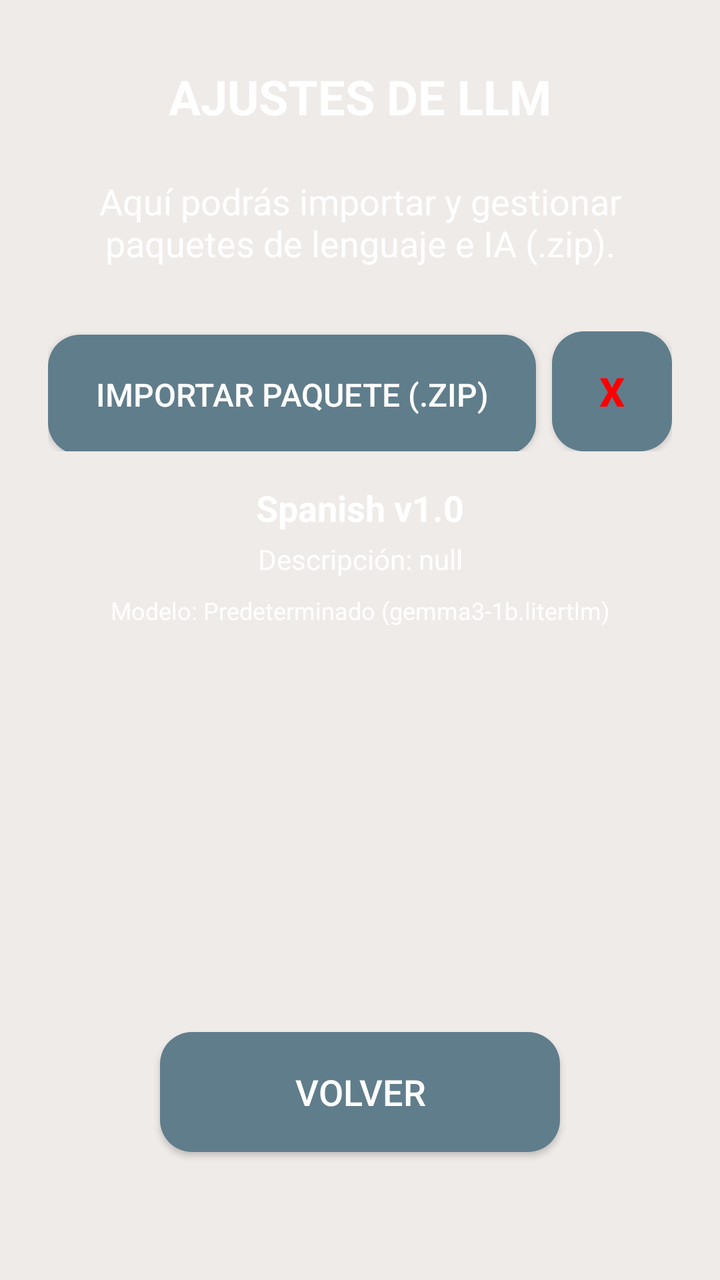
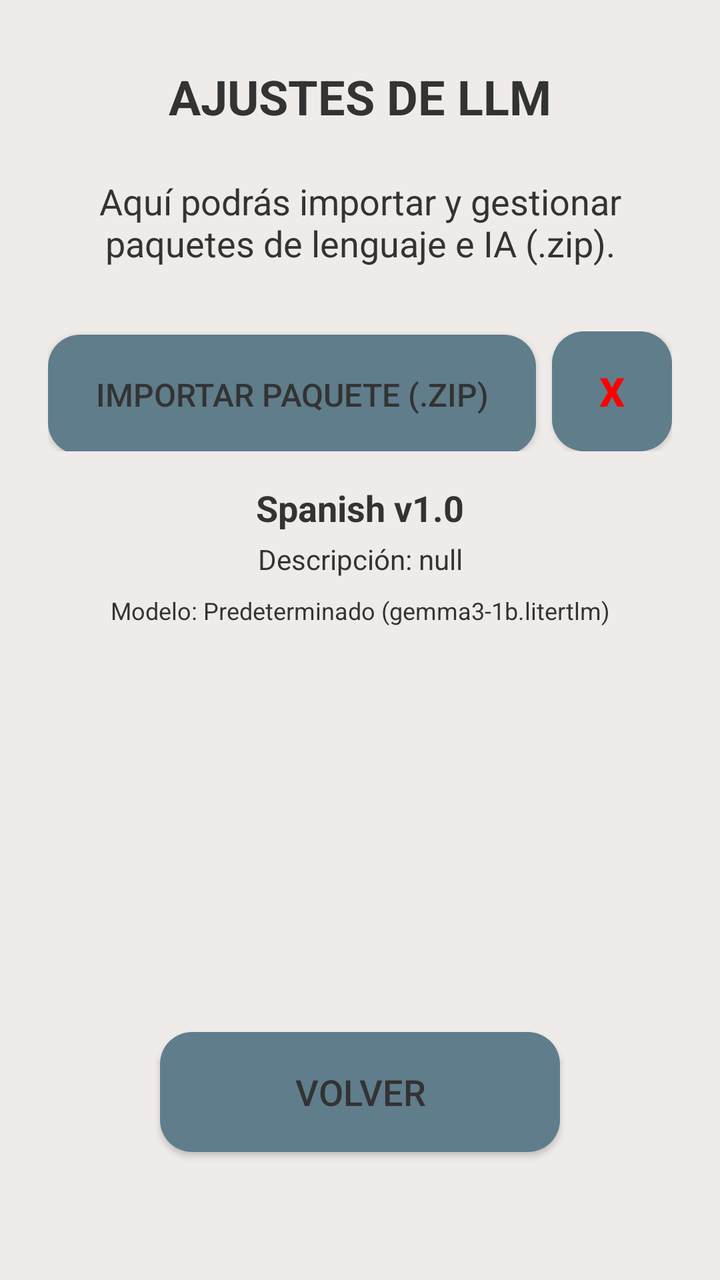

An Android layout rendered at two revisions. The XML below is the earlier revision; the diff shows what the commit changed to produce the second picture.
<!-- AndroidManifest.xml: application theme Theme.Lets -->
<!-- res/layout/settings_menu.xml -->
<?xml version="1.0" encoding="utf-8"?>
<androidx.core.widget.NestedScrollView xmlns:android="http://schemas.android.com/apk/res/android"
    xmlns:app="http://schemas.android.com/apk/res-auto"
    xmlns:tools="http://schemas.android.com/tools"
    android:layout_width="match_parent"
    android:layout_height="match_parent"
    android:background="@color/main_background"
    android:clickable="true"
    android:focusable="true"
    android:fillViewport="true">

    <androidx.constraintlayout.widget.ConstraintLayout
        android:layout_width="match_parent"
        android:layout_height="wrap_content"
        android:paddingBottom="32dp">

        <TextView
            android:id="@+id/settings_title"
            android:layout_width="wrap_content"
            android:layout_height="wrap_content"
            android:layout_marginTop="32dp"
            android:text="AJUSTES DE LLM"
            android:textColor="@color/white"
            android:textSize="24sp"
            android:textStyle="bold"
            app:layout_constraintEnd_toEndOf="parent"
            app:layout_constraintStart_toStartOf="parent"
            app:layout_constraintTop_toTopOf="parent" />

        <TextView
            android:id="@+id/settings_content"
            android:layout_width="0dp"
            android:layout_height="wrap_content"
            android:layout_margin="24dp"
            android:gravity="center"
            android:text="Aquí podrás importar y gestionar paquetes de lenguaje e IA (.zip)."
            android:textColor="@color/status_text_color"
            android:textSize="18sp"
            app:layout_constraintEnd_toEndOf="parent"
            app:layout_constraintStart_toStartOf="parent"
            app:layout_constraintTop_toBottomOf="@id/settings_title" />

        <LinearLayout
            android:id="@+id/llm_model_container"
            android:layout_width="0dp"
            android:layout_height="wrap_content"
            android:layout_marginStart="24dp"
            android:layout_marginTop="32dp"
            android:layout_marginEnd="24dp"
            android:orientation="horizontal"
            app:layout_constraintEnd_toEndOf="parent"
            app:layout_constraintStart_toStartOf="parent"
            app:layout_constraintTop_toBottomOf="@id/settings_content">

            <Button
                android:id="@+id/btn_import_model"
                android:layout_width="0dp"
                android:layout_height="60dp"
                android:layout_weight="1"
                android:background="@drawable/panel_background"
                android:text="IMPORTAR PAQUETE (.ZIP)"
                android:textColor="@color/white"
                android:textSize="16sp" />

            <Button
                android:id="@+id/btn_clear_model"
                android:layout_width="60dp"
                android:layout_height="60dp"
                android:layout_marginStart="8dp"
                android:background="@drawable/panel_background"
                android:text="X"
                android:textColor="@color/red"
                android:textSize="20sp"
                android:textStyle="bold" />
        </LinearLayout>

        <TextView
            android:id="@+id/tv_package_title"
            android:layout_width="0dp"
            android:layout_height="wrap_content"
            android:layout_marginStart="24dp"
            android:layout_marginTop="16dp"
            android:layout_marginEnd="24dp"
            android:gravity="center"
            android:text="Spanish v1.0"
            android:textColor="@color/white"
            android:textSize="18sp"
            android:textStyle="bold"
            app:layout_constraintEnd_toEndOf="parent"
            app:layout_constraintStart_toStartOf="parent"
            app:layout_constraintTop_toBottomOf="@id/llm_model_container" />

        <TextView
            android:id="@+id/tv_package_description"
            android:layout_width="0dp"
            android:layout_height="wrap_content"
            android:layout_marginStart="24dp"
            android:layout_marginTop="4dp"
            android:layout_marginEnd="24dp"
            android:gravity="center"
            android:text="Descripción: null"
            android:textColor="@color/status_text_color"
            android:textSize="14sp"
            app:layout_constraintEnd_toEndOf="parent"
            app:layout_constraintStart_toStartOf="parent"
            app:layout_constraintTop_toBottomOf="@id/tv_package_title" />

        <TextView
            android:id="@+id/tv_model_status"
            android:layout_width="0dp"
            android:layout_height="wrap_content"
            android:layout_marginStart="24dp"
            android:layout_marginTop="8dp"
            android:layout_marginEnd="24dp"
            android:gravity="center"
            android:text="Modelo: Predeterminado (gemma3-1b.litertlm)"
            android:textColor="@color/status_text_color"
            android:textSize="12sp"
            app:layout_constraintEnd_toEndOf="parent"
            app:layout_constraintStart_toStartOf="parent"
            app:layout_constraintTop_toBottomOf="@id/tv_package_description" />

        <Button
            android:id="@+id/btn_back_settings"
            android:layout_width="200dp"
            android:layout_height="60dp"
            android:layout_marginTop="48dp"
            android:layout_marginBottom="32dp"
            android:background="@drawable/panel_background"
            android:text="VOLVER"
            android:textColor="@color/white"
            android:textSize="18sp"
            app:layout_constraintBottom_toBottomOf="parent"
            app:layout_constraintEnd_toEndOf="parent"
            app:layout_constraintStart_toStartOf="parent"
            app:layout_constraintTop_toBottomOf="@id/tv_model_status"
            app:layout_constraintVertical_bias="1.0" />

    </androidx.constraintlayout.widget.ConstraintLayout>
</androidx.core.widget.NestedScrollView>
<!-- resources referenced by this layout -->
<resources>
  <color name="main_background">#EFEBE9</color>
  <color name="red">#FF0000</color>
  <color name="status_text_color">#FFFFFFFF</color>
  <color name="white">#FFFFFFFF</color>
  <!-- drawable panel_background (drawable) -->
  <?xml version="1.0" encoding="utf-8"?>
  <shape xmlns:android="http://schemas.android.com/apk/res/android">
      <solid android:color="@color/panel_background" />
      <corners android:radius="16dp" />
  </shape>
  <style name="Theme.Lets" parent="Theme.Material3.DayNight.NoActionBar">
          
          <item name="colorPrimary">@color/md_theme_primary</item>
          <item name="colorOnPrimary">@color/md_theme_onPrimary</item>
          <item name="colorPrimaryContainer">@color/md_theme_primaryContainer</item>
          <item name="colorOnPrimaryContainer">@color/md_theme_onPrimaryContainer</item>
  
          
          <item name="colorSurface">@color/md_theme_surface</item>
          <item name="colorOnSurface">@color/md_theme_onSurface</item>
          <item name="colorSurfaceVariant">@color/md_theme_surfaceVariant</item>
          <item name="colorOnSurfaceVariant">@color/md_theme_onSurfaceVariant</item>
  
          
          <item name="android:statusBarColor">@android:color/transparent</item>
      </style>
  <color name="panel_background">#607D8B</color>
  <color name="md_theme_primary">#D0BCFF</color>
  <color name="md_theme_onPrimary">#381E72</color>
  <color name="md_theme_primaryContainer">#4F378B</color>
  <color name="md_theme_onPrimaryContainer">#EADDFF</color>
  <color name="md_theme_surface">#141218</color>
  <color name="md_theme_onSurface">#E6E0E9</color>
  <color name="md_theme_surfaceVariant">#49454F</color>
  <color name="md_theme_onSurfaceVariant">#CAC4D0</color>
</resources>

<!-- the commit's change to res/layout/settings_menu.xml (unified diff, before → after) -->
@@ -20,7 +20,7 @@
             android:layout_height="wrap_content"
             android:layout_marginTop="32dp"
             android:text="AJUSTES DE LLM"
-            android:textColor="@color/white"
+            android:textColor="@color/dark_gray"
             android:textSize="24sp"
             android:textStyle="bold"
             app:layout_constraintEnd_toEndOf="parent"
@@ -34,7 +34,7 @@
             android:layout_margin="24dp"
             android:gravity="center"
             android:text="Aquí podrás importar y gestionar paquetes de lenguaje e IA (.zip)."
-            android:textColor="@color/status_text_color"
+            android:textColor="@color/dark_gray"
             android:textSize="18sp"
             app:layout_constraintEnd_toEndOf="parent"
             app:layout_constraintStart_toStartOf="parent"
@@ -59,7 +59,7 @@
                 android:layout_weight="1"
                 android:background="@drawable/panel_background"
                 android:text="IMPORTAR PAQUETE (.ZIP)"
-                android:textColor="@color/white"
+                android:textColor="@color/dark_gray"
                 android:textSize="16sp" />
 
             <Button
@@ -83,7 +83,7 @@
             android:layout_marginEnd="24dp"
             android:gravity="center"
             android:text="Spanish v1.0"
-            android:textColor="@color/white"
+            android:textColor="@color/dark_gray"
             android:textSize="18sp"
             android:textStyle="bold"
             app:layout_constraintEnd_toEndOf="parent"
@@ -99,7 +99,7 @@
             android:layout_marginEnd="24dp"
             android:gravity="center"
             android:text="Descripción: null"
-            android:textColor="@color/status_text_color"
+            android:textColor="@color/dark_gray"
             android:textSize="14sp"
             app:layout_constraintEnd_toEndOf="parent"
             app:layout_constraintStart_toStartOf="parent"
@@ -114,7 +114,7 @@
             android:layout_marginEnd="24dp"
             android:gravity="center"
             android:text="Modelo: Predeterminado (gemma3-1b.litertlm)"
-            android:textColor="@color/status_text_color"
+            android:textColor="@color/dark_gray"
             android:textSize="12sp"
             app:layout_constraintEnd_toEndOf="parent"
             app:layout_constraintStart_toStartOf="parent"
@@ -128,7 +128,7 @@
             android:layout_marginBottom="32dp"
             android:background="@drawable/panel_background"
             android:text="VOLVER"
-            android:textColor="@color/white"
+            android:textColor="@color/dark_gray"
             android:textSize="18sp"
             app:layout_constraintBottom_toBottomOf="parent"
             app:layout_constraintEnd_toEndOf="parent"
<!-- resource entries referenced after the edit -->
@@ -1,9 +1,8 @@
 <!-- resources referenced by this layout -->
 <resources>
+  <color name="dark_gray">#333333</color>
   <color name="main_background">#EFEBE9</color>
   <color name="red">#FF0000</color>
-  <color name="status_text_color">#FFFFFFFF</color>
-  <color name="white">#FFFFFFFF</color>
   <!-- drawable panel_background (drawable) -->
   <?xml version="1.0" encoding="utf-8"?>
   <shape xmlns:android="http://schemas.android.com/apk/res/android">
